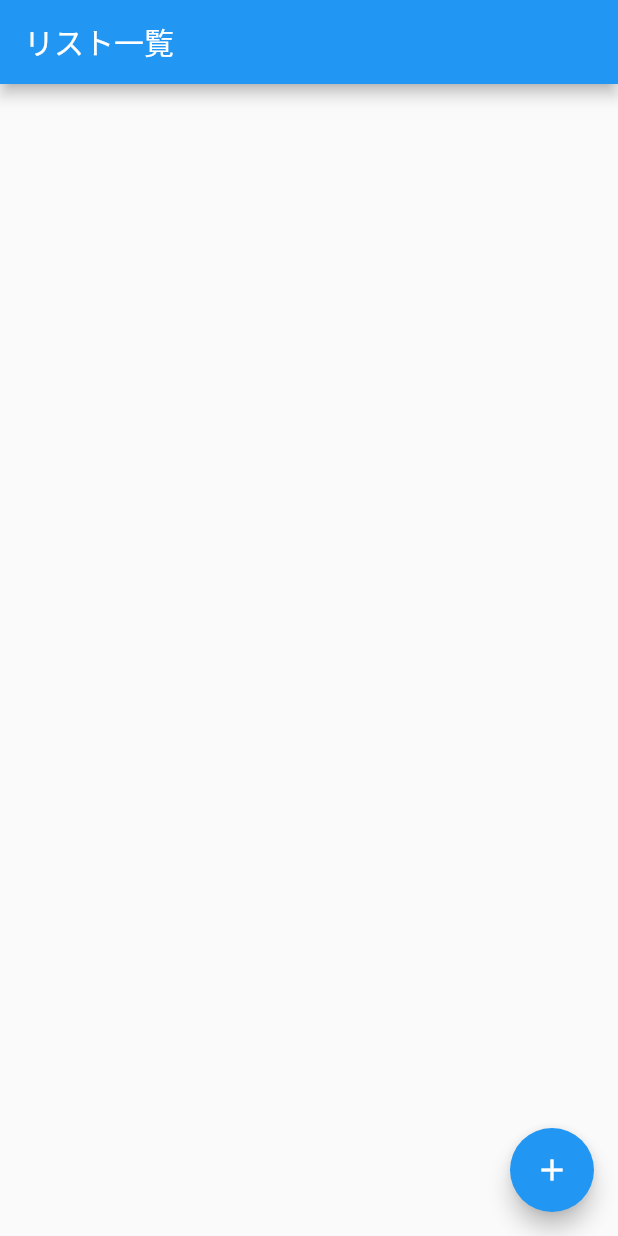
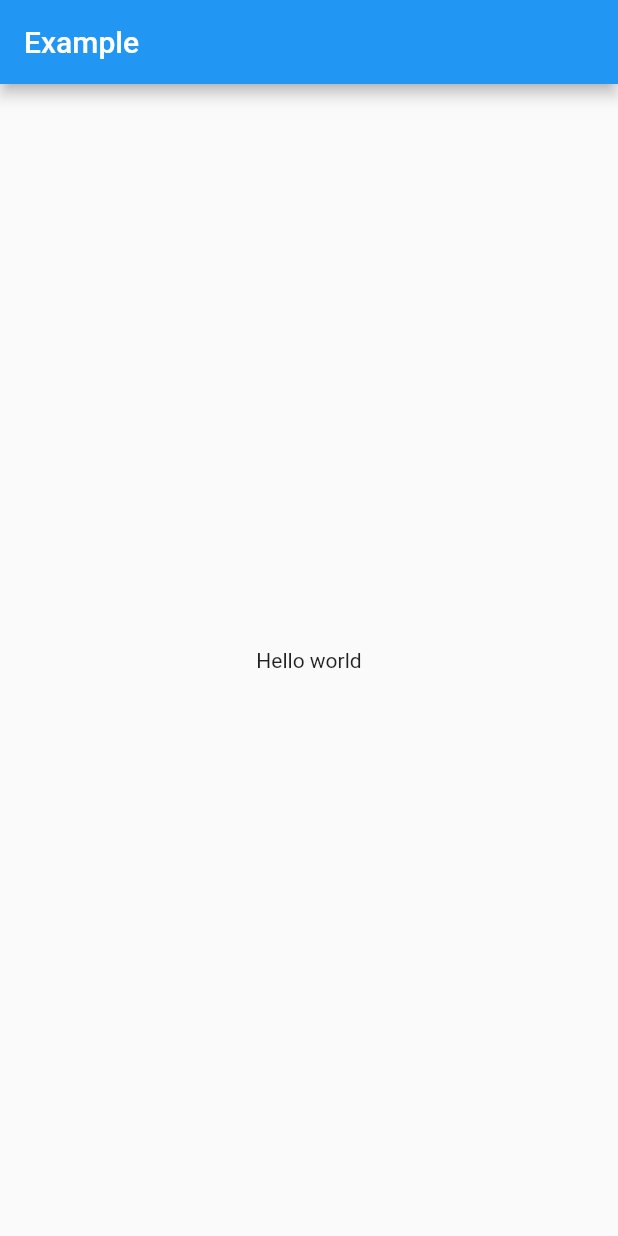
Before and after one commit to 14m3185yoshi/flutter-practice-for-udacity, a Flutter app: the screen it shows after launch, on a phone screen of 412 x 824 dp. Run offline on Flutter 3.47's test engine with Material 2 defaults, Android fonts, the phone set to English and light mode, and no system bars; our stand-ins replace flutter_riverpod, freezed_annotation.

Commit message:
set up provider

```diff
--- a/lib/main.dart
+++ b/lib/main.dart
@@ -1,40 +1,34 @@
 import 'package:flutter/material.dart';
 import 'package:flutter_riverpod/flutter_riverpod.dart';
-// import './category_route.dart'; practice Number1(2022/08/25)
-import './todo_app.dart';
 
-// Provider
-// 最も基本的なProvider
-// StateProvider
-// 外部から変更可能な状態を提供する
-// StateNotifierProvider
-// 外部から変更可能な状態と、状態操作メソッドクラスを提供する
-// FutureProvider
-// 非同期で取得した値を提供する
-// StreamProvider
-// 断続的に最新の値を提供する
-// ChangeNotifierProvider
-// 変更可能な状態を持つクラスを提供する
+// 値（ここでは "Hello world"）を格納する「プロバイダ」を作成します。
+// プロバイダを使うことで値のモックやオーバーライドが可能になります。
+final helloWorldProvider = Provider((_) => 'Hello world');
 
 void main() {
-  runApp((ProviderScope(child: UnitConverterApp())));
+  runApp(
+    // プロバイダをウィジェットで利用するには、アプリ全体を
+    // `ProviderScope` ウィジェットで囲む必要があります。
+    // ここに各プロバイダのステート（状態）・値が格納されていきます。
+    ProviderScope(
+      child: MyApp(),
+    ),
+  );
 }
 
-class UnitConverterApp extends StatelessWidget {
-  const UnitConverterApp({Key? key}) : super(key: key);
+// StatelessWidget の代わりに Riverpod の ConsumerWidget を継承します。
+class MyApp extends ConsumerWidget {
+  @override
+  Widget build(BuildContext context, WidgetRef ref) {
+    final String value = ref.watch(helloWorldProvider);
 
-  @override
-  Widget build(BuildContext context) {
     return MaterialApp(
-        debugShowCheckedModeBanner: false,
-        title: 'Unit Converter',
-        theme: ThemeData(
-            textTheme: Theme.of(context)
-                .textTheme
-                .apply(bodyColor: Colors.black, displayColor: Colors.grey[600]),
-            primaryColor: Colors.grey[500],
-            textSelectionTheme: TextSelectionThemeData(
-                selectionHandleColor: Colors.green[500])),
-        home: TodoListPage());
+      home: Scaffold(
+        appBar: AppBar(title: const Text('Example')),
+        body: Center(
+          child: Text(value),
+        ),
+      ),
+    );
   }
 }
```
